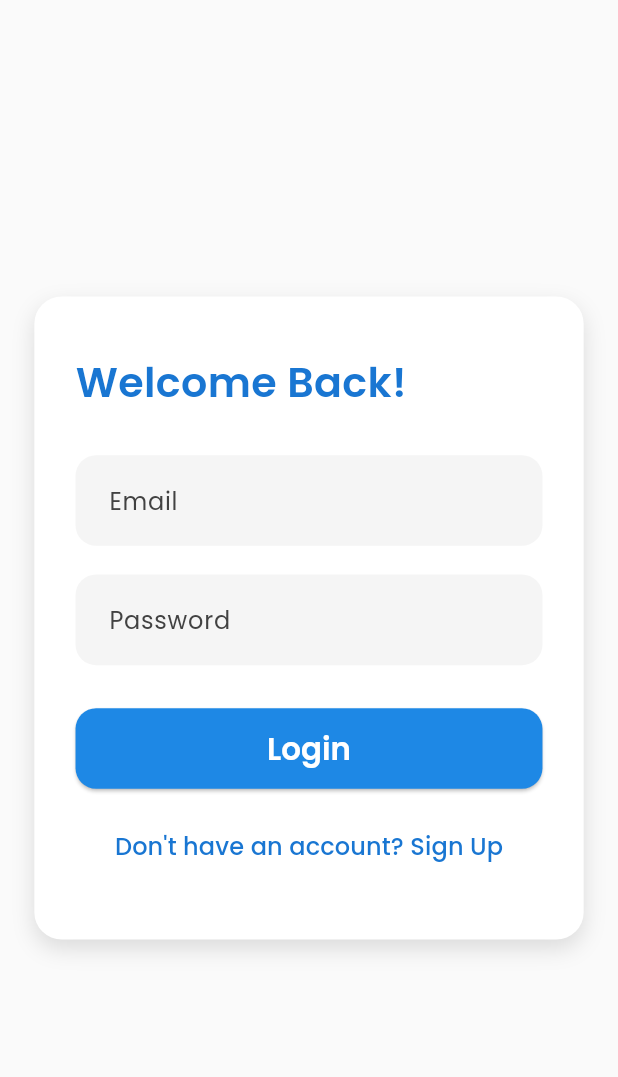
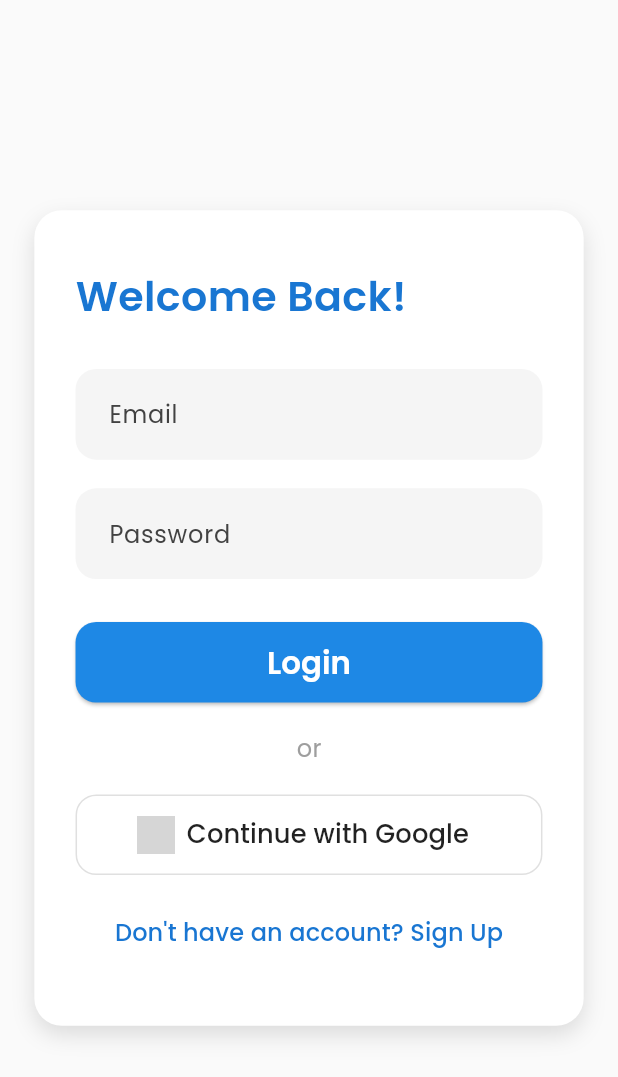
Before and after one commit to dilshankunnummal/test_herody, a Flutter app: the screen it shows after launch, on a phone screen of 412 x 824 dp. Shown: the top 1077 px of the screen. Run offline on Flutter 3.47's test engine with Material 3 defaults, Android fonts, the phone set to English and light mode, and no system bars; our stand-ins replace firebase_auth, firebase_core, firebase_database, flutter_screenutil, google_fonts, google_sign_in and 1 more; accounts and stored records are empty; grey boxes are pictures that could not be loaded.

Commit message:
google sign in

```diff
--- a/lib/screens/auth_screen.dart
+++ b/lib/screens/auth_screen.dart
@@ -1,9 +1,9 @@
 import 'package:flutter/material.dart';
 import 'package:flutter_screenutil/flutter_screenutil.dart';
+import 'package:google_fonts/google_fonts.dart';
 import 'package:provider/provider.dart';
-import 'package:google_fonts/google_fonts.dart';
-import 'package:to_do_app/widgets/custom_text_firld.dart';
 import '../providers/auth_provider.dart';
+import '../widgets/custom_text_firld.dart';
 
 class AuthScreen extends StatefulWidget {
   const AuthScreen({super.key});
@@ -28,7 +28,6 @@ class _AuthScreenState extends State<AuthScreen> {
 
   Future<void> _submit() async {
     if (!_formKey.currentState!.validate()) return;
-
     final authProvider = Provider.of<AuthProvider>(context, listen: false);
     final email = emailController.text.trim();
     final password = passwordController.text.trim();
@@ -46,6 +45,11 @@ class _AuthScreenState extends State<AuthScreen> {
     }
   }
 
+  Future<void> _signInWithGoogle() async {
+    final authProvider = Provider.of<AuthProvider>(context, listen: false);
+    await authProvider.signInWithGoogle(context);
+  }
+
   @override
   Widget build(BuildContext context) {
     return Scaffold(
@@ -54,7 +58,6 @@ class _AuthScreenState extends State<AuthScreen> {
         child: SingleChildScrollView(
           padding: EdgeInsets.symmetric(horizontal: 20.w),
           child: Container(
-            width: double.infinity,
             padding: EdgeInsets.symmetric(vertical: 32.h, horizontal: 24.w),
             decoration: BoxDecoration(
               color: Colors.white,
@@ -89,7 +92,6 @@ class _AuthScreenState extends State<AuthScreen> {
                         controller: emailController,
                         label: 'Email',
                         keyboardType: TextInputType.emailAddress,
-                        // Add validation inside CustomTextField or here with validator:
                       ),
                       SizedBox(height: 16.h),
                       CustomTextField(
@@ -115,6 +117,43 @@ class _AuthScreenState extends State<AuthScreen> {
                             ),
                           ),
                           child: Text(login ? 'Login' : 'Sign Up'),
+                        ),
+                      ),
+                      SizedBox(height: 16.h),
+                      Center(
+                        child: Text(
+                          'or',
+                          style: GoogleFonts.poppins(
+                            fontSize: 14.sp,
+                            color: Colors.grey,
+                          ),
+                        ),
+                      ),
+                      SizedBox(height: 16.h),
+                      SizedBox(
+                        width: double.infinity,
+                        height: 45.h,
+                        child: OutlinedButton.icon(
+                          onPressed: _signInWithGoogle,
+                          style: OutlinedButton.styleFrom(
+                            side: BorderSide(color: Colors.grey.shade300),
+                            shape: RoundedRectangleBorder(
+                              borderRadius: BorderRadius.circular(12.r),
+                            ),
+                          ),
+                          icon: Image.asset(
+                            'assets/icons/google.png', // add a small Google logo
+                            width: 22.w,
+                            height: 22.w,
+                          ),
+                          label: Text(
+                            'Continue with Google',
+                            style: GoogleFonts.poppins(
+                              fontSize: 15.sp,
+                              color: Colors.black87,
+                              fontWeight: FontWeight.w500,
+                            ),
+                          ),
                         ),
                       ),
                       SizedBox(height: 12.h),
--- a/pubspec.yaml
+++ b/pubspec.yaml
@@ -38,10 +38,10 @@ dependencies:
   flutter_screenutil: ^5.9.3
   firebase_core: ^3.15.1
   firebase_auth: ^5.6.2
-  http: ^1.4.0
   shared_preferences: ^2.5.3
   firebase_database: ^11.3.9
   google_fonts: ^6.1.0
+  google_sign_in: ^6.1.4
 
 dev_dependencies:
   flutter_test:
@@ -64,3 +64,7 @@ flutter:
   # included with your application, so that you can use the icons in
   # the material Icons class.
   uses-material-design: true
+
+
+  assets:
+    - assets/images/img.png
```
Also changed, not shown: lib/providers/auth_provider.dart (+43 -8 lines), assets/images/img.png (added), pubspec.lock.
